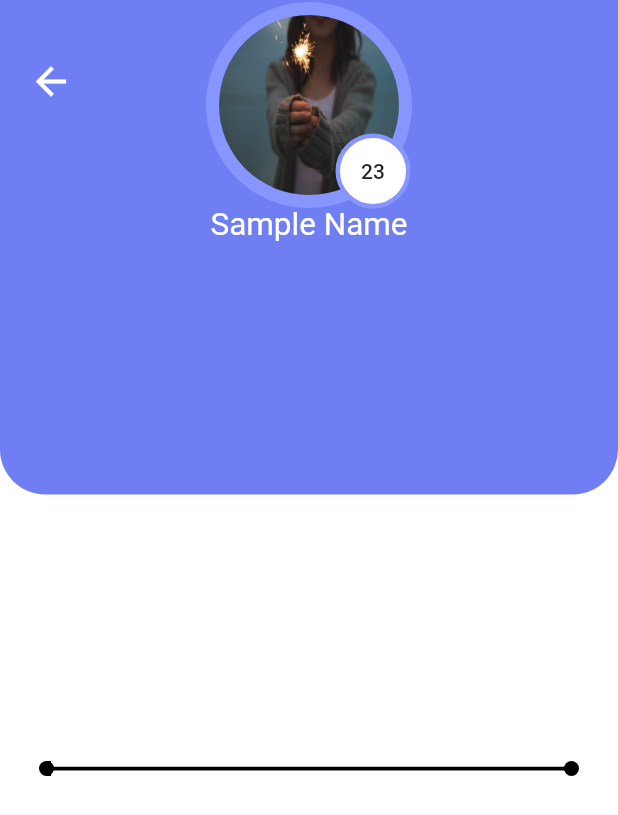
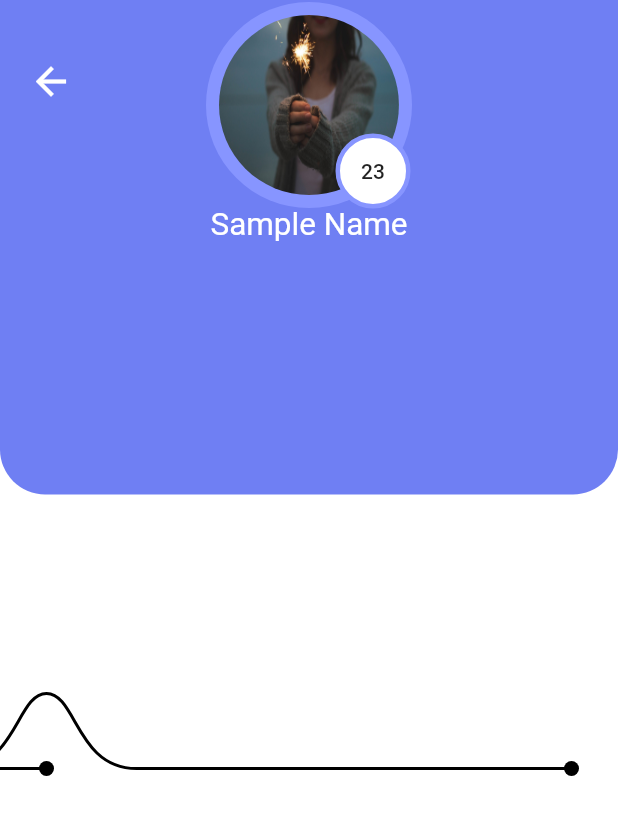
Before and after one commit to LandWhale2/Flutter-Ui, a Flutter app: the screen it shows after launch, after a tap on "Profile", on a phone screen of 412 x 824 dp. Shown: the top 815 px of the screen. Run offline on Flutter 3.47's test engine with Material 2 defaults, Android fonts, the phone set to English and light mode, and no system bars.

Commit message:
[update] add waveline

```diff
--- a/lib/Widget/wave_painter.dart
+++ b/lib/Widget/wave_painter.dart
@@ -21,19 +21,53 @@ class WavePainter extends CustomPainter{
   wavePainter = Paint()
         ..color = color
         ..style = PaintingStyle.stroke
-        ..strokeWidth =2.5;
+        ..strokeWidth =2;
 
   @override
   void paint(Canvas canvas , Size size){
     _paintAnchors(canvas, size);
-    _paintLine(canvas, size);
-    _paintBlock(canvas, size);
+    _paintWaveLine(canvas, size);
+//    _paintLine(canvas, size);
+//    _paintBlock(canvas, size);
   }
 
+  //선의 처음과 끝의 원형 기준점
   _paintAnchors(Canvas canvas, Size size){
+    //offset 으로 지정된 좌표내에서 어디든 이동할수있으나 선의 처음 좌표
     canvas.drawCircle(Offset(0,size.height), 5, fillPainter);
+    //선 끝
     canvas.drawCircle(Offset(size.width,size.height), 5, fillPainter);
   }
+
+  _paintWaveLine(Canvas canvas, Size size){
+    double bendWidth = 40;
+    double bezierWidth = 40;
+
+    double startOfBend = sliderPosition - bendWidth /2;
+    double startOfBezier = startOfBend - bezierWidth;
+    double endOfBend = sliderPosition + bendWidth/2;
+    double endOfBezier = endOfBend + bezierWidth;
+
+    double controlHeight = 0;
+    double centerPoint = sliderPosition;
+
+
+    double leftControlPoint1= startOfBend;
+    double leftControlPoint2= startOfBend;
+    double rightControlPoint1 = endOfBend;
+    double rightControlPoint2 = endOfBend;
+
+
+
+    Path path = Path();
+    path.moveTo(0, size.height);
+    path.lineTo(startOfBezier, size.height);
+    path.cubicTo(leftControlPoint1, size.height, leftControlPoint2, controlHeight, centerPoint, controlHeight);
+    path.cubicTo(rightControlPoint1, controlHeight,rightControlPoint2, size.height, endOfBezier, size.height);
+    path.lineTo(size.width, size.height);
+    canvas.drawPath(path, wavePainter);
+  }
+
 
   _paintLine(Canvas canvas, Size size){
     Path path = Path();
@@ -43,7 +77,7 @@ class WavePainter extends CustomPainter{
   }
 
   _paintBlock(Canvas canvas, Size size){
-    Rect sliderRect = Offset(sliderPosition, size.height -5) & Size(3,10);
+    Rect sliderRect = Offset(sliderPosition, size.height - 5) & Size(3,10);
     canvas.drawRect(sliderRect, fillPainter);
   }
 
```
